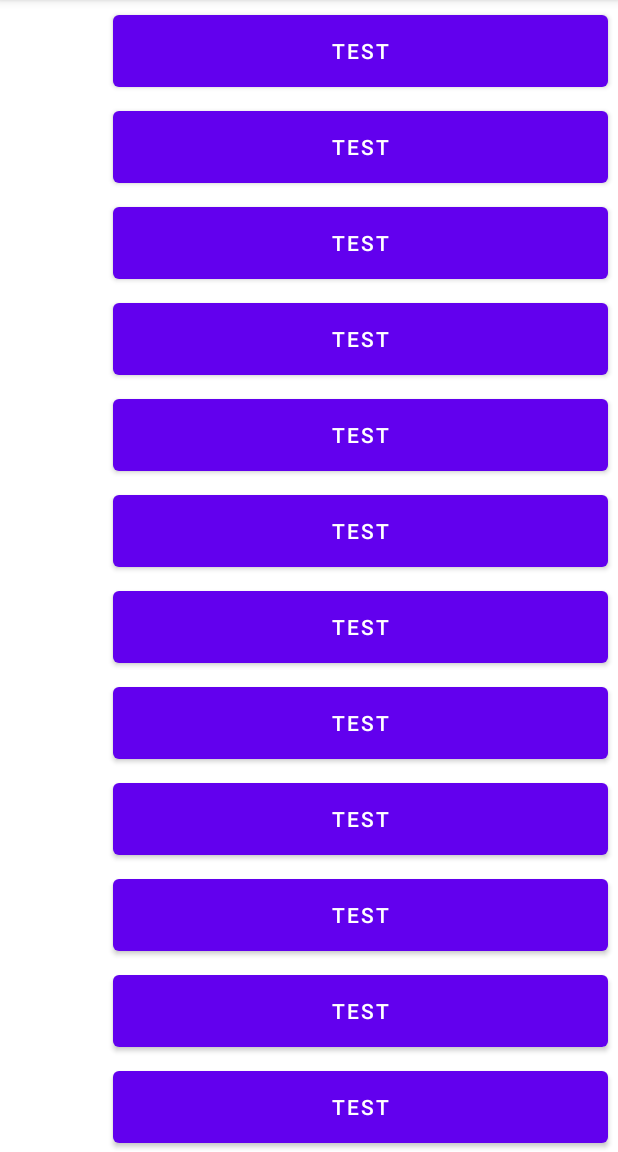
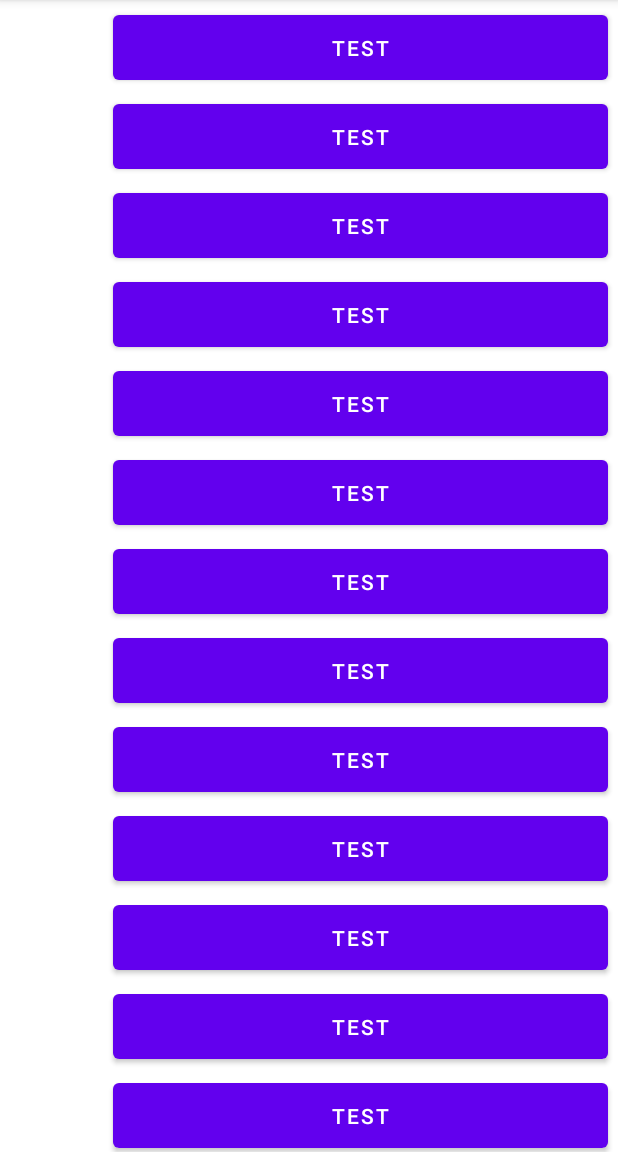
Before and after one commit to kumass2020/Moments-Diary-App, an Android app: the screen it shows after launch (MainActivity), on a phone screen of 412 x 824 dp, the part 84-1236 px from its top. Run offline under Robolectric (Android 15) with nearby library versions, the phone set to English and light mode, and no system bars.

Commit message:
Update activity_main.xml

```diff
--- a/app/src/main/res/layout/activity_main.xml
+++ b/app/src/main/res/layout/activity_main.xml
@@ -13,84 +13,98 @@
 
         <Button
             android:layout_width="330dp"
-            android:layout_height="60dp"
+            android:layout_height="55dp"
             android:layout_marginTop="4dp"
             android:layout_marginStart="75dp"
             android:text="test" />
 
         <Button
             android:layout_width="330dp"
-            android:layout_height="60dp"
+            android:layout_height="55dp"
             android:layout_marginTop="4dp"
             android:layout_marginStart="75dp"
             android:text="test" />
 
         <Button
             android:layout_width="330dp"
-            android:layout_height="60dp"
+            android:layout_height="55dp"
             android:layout_marginTop="4dp"
             android:layout_marginStart="75dp"
             android:text="test" />
 
         <Button
             android:layout_width="330dp"
-            android:layout_height="60dp"
+            android:layout_height="55dp"
             android:layout_marginTop="4dp"
             android:layout_marginStart="75dp"
             android:text="test" />
 
         <Button
             android:layout_width="330dp"
-            android:layout_height="60dp"
+            android:layout_height="55dp"
             android:layout_marginTop="4dp"
             android:layout_marginStart="75dp"
             android:text="test" />
 
         <Button
             android:layout_width="330dp"
-            android:layout_height="60dp"
+            android:layout_height="55dp"
             android:layout_marginTop="4dp"
             android:layout_marginStart="75dp"
             android:text="test" />
 
         <Button
             android:layout_width="330dp"
-            android:layout_height="60dp"
+            android:layout_height="55dp"
             android:layout_marginTop="4dp"
             android:layout_marginStart="75dp"
             android:text="test" />
 
         <Button
             android:layout_width="330dp"
-            android:layout_height="60dp"
+            android:layout_height="55dp"
             android:layout_marginTop="4dp"
             android:layout_marginStart="75dp"
             android:text="test" />
 
         <Button
             android:layout_width="330dp"
-            android:layout_height="60dp"
+            android:layout_height="55dp"
             android:layout_marginTop="4dp"
             android:layout_marginStart="75dp"
             android:text="test" />
 
         <Button
             android:layout_width="330dp"
-            android:layout_height="60dp"
+            android:layout_height="55dp"
             android:layout_marginTop="4dp"
             android:layout_marginStart="75dp"
             android:text="test" />
 
         <Button
             android:layout_width="330dp"
-            android:layout_height="60dp"
+            android:layout_height="55dp"
             android:layout_marginTop="4dp"
             android:layout_marginStart="75dp"
             android:text="test" />
 
         <Button
             android:layout_width="330dp"
-            android:layout_height="60dp"
+            android:layout_height="55dp"
+            android:layout_marginTop="4dp"
+            android:layout_marginStart="75dp"
+            android:text="test" />
+
+        <Button
+            android:layout_width="330dp"
+            android:layout_height="55dp"
+            android:layout_marginTop="4dp"
+            android:layout_marginStart="75dp"
+            android:text="test" />
+
+        <Button
+            android:layout_width="330dp"
+            android:layout_height="55dp"
             android:layout_marginTop="4dp"
             android:layout_marginStart="75dp"
             android:text="test" />
```
